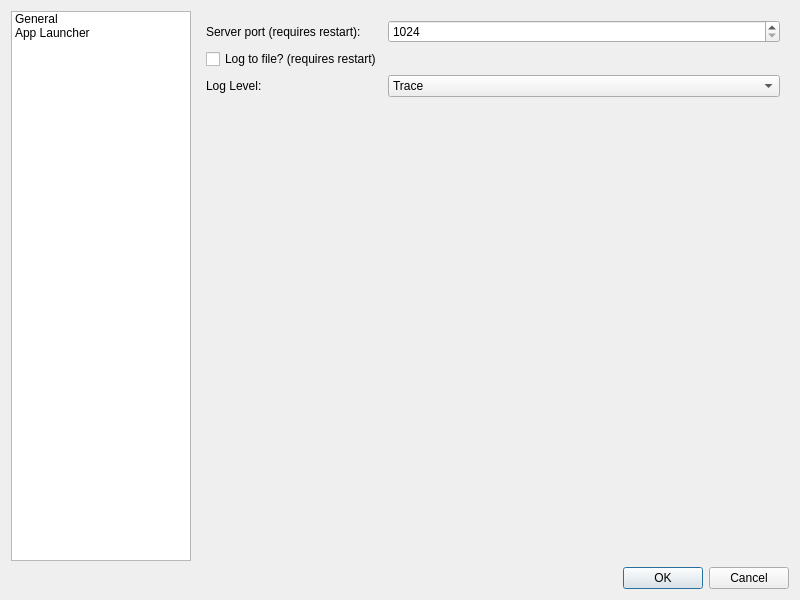
r52/quasar, file quasar/config/configdialog.ui: the form before one commit.
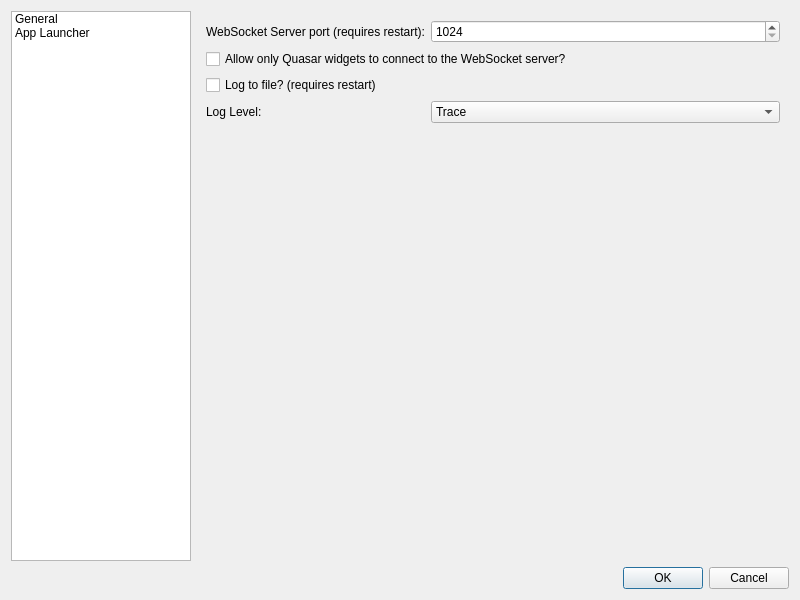
The form after the commit.

Commit message: Implement simple auth

Diff of the .ui file:
```diff
--- a/quasar/config/configdialog.ui
+++ b/quasar/config/configdialog.ui
@@ -61,7 +61,7 @@
          <item row="0" column="0">
           <widget class="QLabel" name="portLabel">
            <property name="text">
-            <string>Server port (requires restart):</string>
+            <string>WebSocket Server port (requires restart):</string>
            </property>
           </widget>
          </item>
@@ -75,14 +75,14 @@
            </property>
           </widget>
          </item>
-         <item row="2" column="0">
+         <item row="3" column="0">
           <widget class="QLabel" name="logLevelLabel">
            <property name="text">
             <string>Log Level:</string>
            </property>
           </widget>
          </item>
-         <item row="2" column="1">
+         <item row="3" column="1">
           <widget class="QComboBox" name="logCombo">
            <item>
             <property name="text">
@@ -121,7 +121,14 @@
            </item>
           </widget>
          </item>
-         <item row="1" column="0">
+         <item row="1" column="0" colspan="2">
+          <widget class="QCheckBox" name="authCheckbox">
+           <property name="text">
+            <string>Allow only Quasar widgets to connect to the WebSocket server?</string>
+           </property>
+          </widget>
+         </item>
+         <item row="2" column="0" colspan="2">
           <widget class="QCheckBox" name="logToFile">
            <property name="text">
             <string>Log to file? (requires restart)</string>
```
The commit also changes 7 other files.
